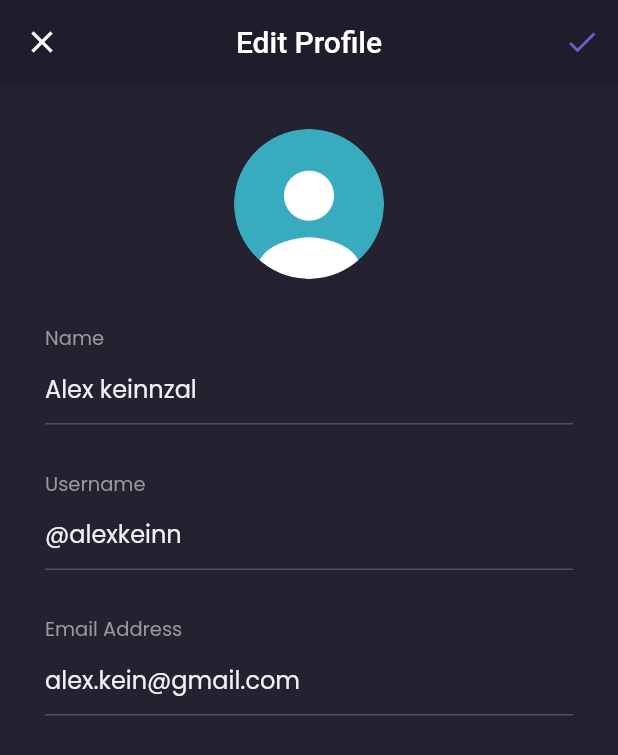
After one commit to yantoiswanto/shamo-app, a Flutter app: the EditProfilePage screen opened by its route, on a phone screen of 412 x 824 dp. The commit adds this screen. Shown: the top 755 px of the screen. Run offline on Flutter 3.47's test engine with Material 2 defaults, Android fonts, the phone set to English and light mode, and no system bars; our stand-ins replace google_fonts.

Commit message:
slicing edit profile

```diff
--- a/lib/main.dart
+++ b/lib/main.dart
@@ -1,5 +1,6 @@
 import 'package:flutter/material.dart';
 import 'package:shamo_app/pages/detail_chat_page.dart';
+import 'package:shamo_app/pages/edit_profile_page.dart';
 import 'package:shamo_app/pages/home/main_page.dart';
 import 'package:shamo_app/pages/sign_in_page.dart';
 import 'package:shamo_app/pages/sign_up_page.dart';
@@ -23,6 +24,7 @@ class MyApp extends StatelessWidget {
         '/sign-up': (context) => SignUpPage(),
         '/home': (context) => MainPage(),
         '/detail-chat': (context) => DetailChatPage(),
+        '/edit-profile': (context) => EditProfilePage(),
       },
     );
   }
--- /dev/null
+++ b/lib/pages/edit_profile_page.dart
@@ -0,0 +1,161 @@
+import 'package:flutter/material.dart';
+import 'package:shamo_app/theme.dart';
+
+class EditProfilePage extends StatelessWidget {
+  const EditProfilePage({super.key});
+
+  @override
+  Widget build(BuildContext context) {
+    PreferredSizeWidget header() {
+      return AppBar(
+        leading: IconButton(
+          icon: Icon(Icons.close),
+          onPressed: () {
+            Navigator.pop(context);
+          },
+        ),
+        backgroundColor: backgroundColor1,
+        elevation: 0,
+        centerTitle: true,
+        title: Text(
+          'Edit Profile',
+        ),
+        actions: [
+          IconButton(
+            onPressed: (() {}),
+            icon: Icon(
+              Icons.check,
+              color: primaryColor,
+            ),
+          )
+        ],
+      );
+    }
+
+    Widget nameInput() {
+      return Container(
+        margin: EdgeInsets.only(
+          top: 30,
+        ),
+        child: Column(
+          crossAxisAlignment: CrossAxisAlignment.start,
+          children: [
+            Text(
+              'Name',
+              style: secondaryTextStyle.copyWith(fontSize: 13),
+            ),
+            TextFormField(
+              style: primaryTextStyle,
+              decoration: InputDecoration(
+                hintText: 'Alex keinnzal',
+                hintStyle: primaryTextStyle,
+                enabledBorder: UnderlineInputBorder(
+                  borderSide: BorderSide(
+                    color: subtitleColor,
+                  ),
+                ),
+              ),
+            )
+          ],
+        ),
+      );
+    }
+
+    Widget usernameInput() {
+      return Container(
+        margin: EdgeInsets.only(
+          top: 30,
+        ),
+        child: Column(
+          crossAxisAlignment: CrossAxisAlignment.start,
+          children: [
+            Text(
+              'Username',
+              style: secondaryTextStyle.copyWith(fontSize: 13),
+            ),
+            TextFormField(
+              style: primaryTextStyle,
+              decoration: InputDecoration(
+                hintText: '@alexkeinn',
+                hintStyle: primaryTextStyle,
+                enabledBorder: UnderlineInputBorder(
+                  borderSide: BorderSide(
+                    color: subtitleColor,
+                  ),
+                ),
+              ),
+            )
+          ],
+        ),
+      );
+    }
+
+    Widget emailInput() {
+      return Container(
+        margin: EdgeInsets.only(
+          top: 30,
+        ),
+        child: Column(
+          crossAxisAlignment: CrossAxisAlignment.start,
+          children: [
+            Text(
+              'Email Address',
+              style: secondaryTextStyle.copyWith(fontSize: 13),
+            ),
+            TextFormField(
+              style: primaryTextStyle,
+              decoration: InputDecoration(
+                hintText: 'alex.kein@gmail.com',
+                hintStyle: primaryTextStyle,
+                enabledBorder: UnderlineInputBorder(
+                  borderSide: BorderSide(
+                    color: subtitleColor,
+                  ),
+                ),
+              ),
+            )
+          ],
+        ),
+      );
+    }
+
+    Widget content() {
+      return Container(
+        padding: EdgeInsets.symmetric(
+          horizontal: defaultMargin,
+        ),
+        width: double.infinity,
+        child: Column(
+          crossAxisAlignment: CrossAxisAlignment.center,
+          children: [
+            Container(
+              width: 100,
+              height: 100,
+              margin: EdgeInsets.only(
+                top: defaultMargin,
+              ),
+              decoration: BoxDecoration(
+                shape: BoxShape.circle,
+                image: DecorationImage(
+                  image: AssetImage(
+                    'assets/image_profile.png',
+                  ),
+                ),
+              ),
+            ),
+            nameInput(),
+            usernameInput(),
+            emailInput(),
+          ],
+        ),
+      );
+    }
+
+    return Scaffold(
+      backgroundColor: backgroundColor3,
+      appBar: header(),
+      body: content(),
+      resizeToAvoidBottomInset: false,
+    );
+  }
+}
--- a/lib/pages/home/main_page.dart
+++ b/lib/pages/home/main_page.dart
@@ -129,7 +129,7 @@ class _MainPageState extends State<MainPage> {
     }
 
     return Scaffold(
-      backgroundColor: backgroundColor1,
+      backgroundColor: currentIndex == 0 ? backgroundColor1 : backgroundColor3,
       floatingActionButton: cartButton(),
       floatingActionButtonLocation: FloatingActionButtonLocation.centerDocked,
       bottomNavigationBar: customBottonNav(),
--- a/lib/pages/home/profile_page.dart
+++ b/lib/pages/home/profile_page.dart
@@ -1,9 +1,14 @@
 import 'package:flutter/material.dart';
 import 'package:shamo_app/theme.dart';
 
-class ProfilePage extends StatelessWidget {
+class ProfilePage extends StatefulWidget {
   const ProfilePage({super.key});
 
+  @override
+  State<ProfilePage> createState() => _ProfilePageState();
+}
+
+class _ProfilePageState extends State<ProfilePage> {
   Widget header() {
     return AppBar(
       backgroundColor: backgroundColor1,
@@ -45,9 +50,15 @@ class ProfilePage extends StatelessWidget {
                   ],
                 ),
               ),
-              Image.asset(
-                'assets/button_exit.png',
-                width: 20,
+              GestureDetector(
+                onTap: () {
+                  Navigator.pushNamedAndRemoveUntil(
+                      context, '/sign-in', (route) => false);
+                },
+                child: Image.asset(
+                  'assets/button_exit.png',
+                  width: 20,
+                ),
               ),
             ],
           ),
@@ -102,7 +113,14 @@ class ProfilePage extends StatelessWidget {
                 fontWeight: semiBold,
               ),
             ),
-            menuItem('Edit Profile'),
+            GestureDetector(
+              onTap: () {
+                Navigator.pushNamed(context, '/edit-profile');
+              },
+              child: menuItem(
+                'Edit Profile',
+              ),
+            ),
             menuItem('Your Orders'),
             menuItem('Help'),
             SizedBox(
```
